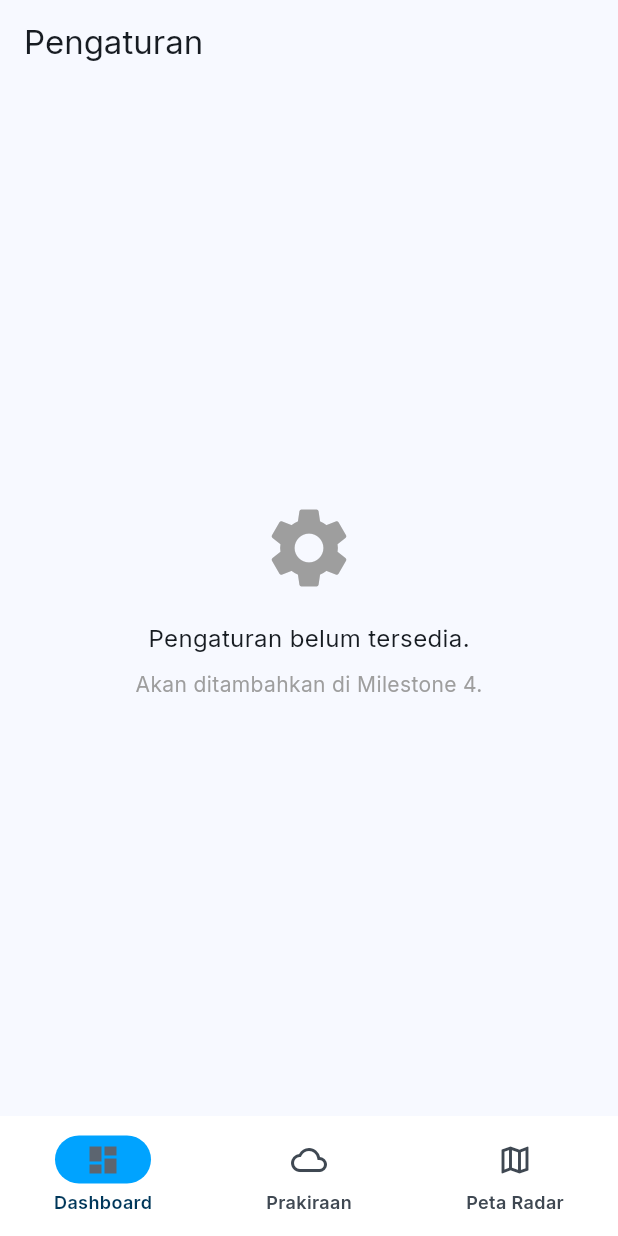
After one commit to nicholasnugraha/WeatherWise, a Flutter app: the SettingsScreen screen opened by its route, on a phone screen of 412 x 824 dp. The commit adds this screen. Run offline on Flutter 3.47's test engine with Material 3 defaults, Android fonts, the phone set to English and light mode, and no system bars; our stand-ins replace dio, flutter_dotenv, flutter_map, flutter_riverpod, freezed_annotation, geolocator and 5 more; accounts and stored records are empty; generated files the repository leaves out were written again; network calls fail.

Commit message:
fix(web): audit fixes — SPA rewrites, RainViewer model, dewPoint, settings route
Critical fixes:
- Add SPA rewrites to vercel.json (all sub-routes were returning 404)
- Fix RainViewer model: past/nowcast are List<RadarFrame> not int
- Fix formatDewPoint: API returns Celsius with units=metric, not Kelvin

Medium fixes:
- Add placeholder /settings route (nav item was broken)
- Cache GoogleFonts.inter() as static final (avoid repeated HTTP load)

Low fixes:
- Update DEPLOY.md: build command is --release not --wasm

```diff
--- a/lib/core/routing/app_router.dart
+++ b/lib/core/routing/app_router.dart
@@ -5,6 +5,7 @@ import 'package:go_router/go_router.dart';
 import '../../features/dashboard/presentation/screens/dashboard_screen.dart';
 import '../../features/forecast/presentation/screens/forecast_screen.dart';
 import '../../features/radar/presentation/screens/radar_screen.dart';
+import '../../features/settings/presentation/screens/settings_screen.dart';
 import '../widgets/app_shell.dart';
 import 'routes.dart';
 
@@ -46,6 +47,13 @@ final routerProvider = Provider<GoRouter>((ref) {
               child: RadarScreen(),
             ),
           ),
+          GoRoute(
+            path: Routes.settings,
+            name: Routes.settingsName,
+            pageBuilder: (context, state) => const NoTransitionPage(
+              child: SettingsScreen(),
+            ),
+          ),
         ],
       ),
     ],
--- a/lib/core/theme/app_theme.dart
+++ b/lib/core/theme/app_theme.dart
@@ -12,8 +12,8 @@ class AppTheme {
   AppTheme._();
 
   /// Inter via google_fonts — the design system mandates Inter exclusively.
-  /// Returns the family name so TextTheme can reference it consistently.
-  static String get _fontFamily => GoogleFonts.inter().fontFamily ?? 'Inter';
+  /// Cached as static final to avoid repeated HTTP font loading on web.
+  static final String _fontFamily = GoogleFonts.inter().fontFamily ?? 'Inter';
 
   static TextTheme _buildTextTheme(TextTheme base) {
     // GoogleFonts.interTextTheme() applies Inter across the whole theme
--- /dev/null
+++ b/lib/features/settings/presentation/screens/settings_screen.dart
@@ -0,0 +1,27 @@
+import 'package:flutter/material.dart';
+
+/// Placeholder for the Settings screen.
+/// TODO(milestone-4): implement full settings UI (units, language, notifications, etc.)
+class SettingsScreen extends StatelessWidget {
+  const SettingsScreen({super.key});
+
+  @override
+  Widget build(BuildContext context) {
+    return Scaffold(
+      appBar: AppBar(title: const Text('Pengaturan')),
+      body: const Center(
+        child: Column(
+          mainAxisSize: MainAxisSize.min,
+          children: [
+            Icon(Icons.settings, size: 64, color: Colors.grey),
+            SizedBox(height: 16),
+            Text('Pengaturan belum tersedia.', style: TextStyle(fontSize: 16)),
+            SizedBox(height: 8),
+            Text('Akan ditambahkan di Milestone 4.',
+                style: TextStyle(fontSize: 14, color: Colors.grey)),
+          ],
+        ),
+      ),
+    );
+  }
+}
```
Also changed, not shown: lib/features/dashboard/presentation/utils/metric_formatters.dart (+4 -3 lines), lib/features/shared/data/models/rainviewer_model.dart (+4 -4 lines), vercel.json, 1 other file.
